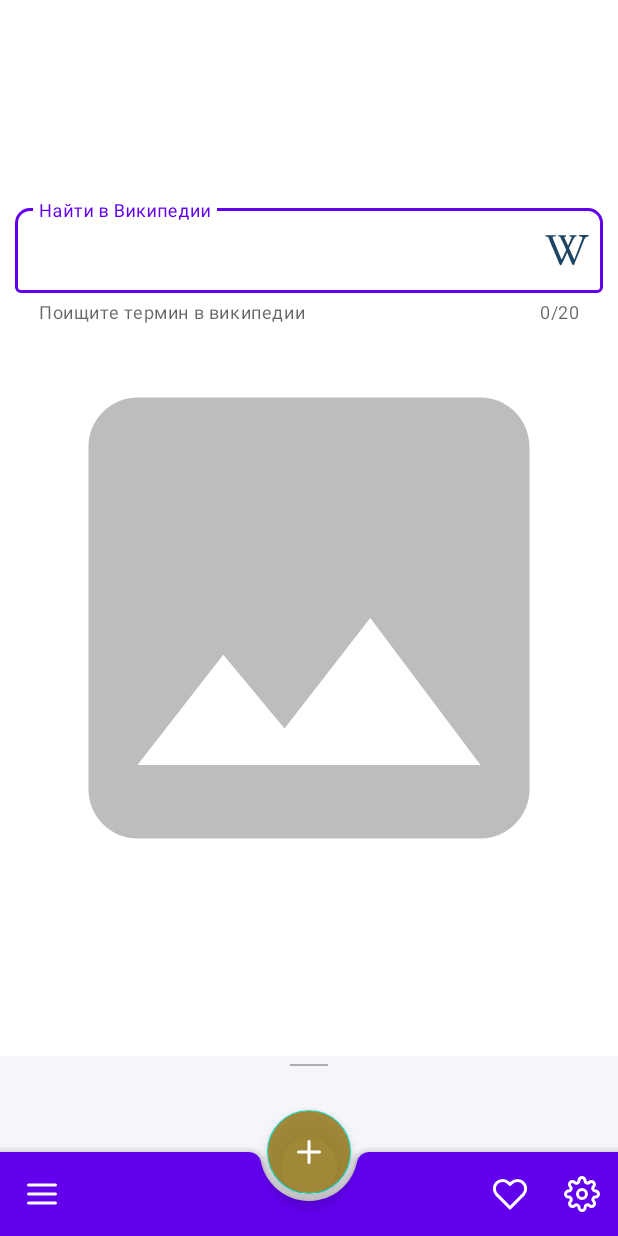
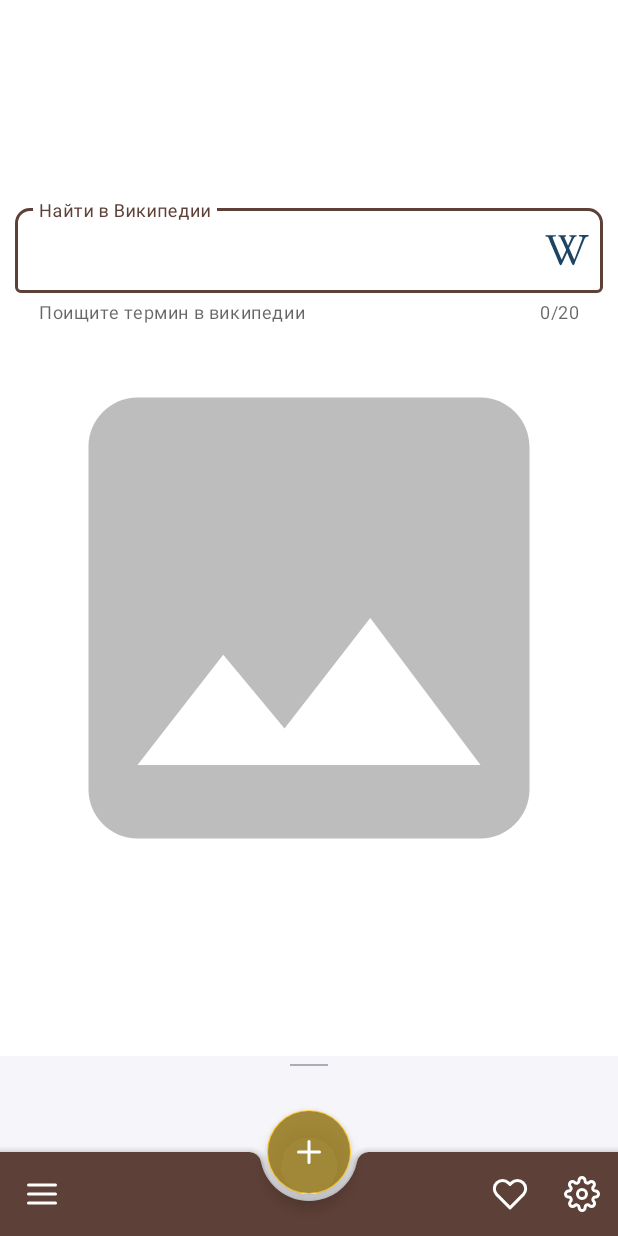
Before and after one commit to vezenye44/MyMaterialYouProject, an Android app: the screen it shows after launch (MainActivity), on a phone screen of 412 x 824 dp. Run offline under Robolectric (Android 15) with nearby library versions, the phone set to English and light mode, and no system bars; pictures from the network do not load.

Commit message:
Рефакторинг написанного кода.

```diff
--- a/app/src/main/AndroidManifest.xml
+++ b/app/src/main/AndroidManifest.xml
@@ -10,7 +10,7 @@
             android:label="@string/app_name"
             android:roundIcon="@mipmap/ic_launcher_round"
             android:supportsRtl="true"
-            android:theme="@style/Theme.MyMaterialProject">
+            android:theme="@style/MyAppCustomTheme">
         <activity
                 android:name=".ui.MainActivity"
                 android:exported="true">
--- /dev/null
+++ b/app/src/main/java/ru/geekbrains/mymaterialproject/retrofit/PictureOfTheDayRetrofit.kt
@@ -0,0 +1,4 @@
+package ru.geekbrains.mymaterialproject.retrofit
+
+interface PictureOfTheDayRetrofit {
+}
--- a/app/src/main/java/ru/geekbrains/mymaterialproject/retrofit/PictureOfTheDayRetrofitImpl.kt
+++ b/app/src/main/java/ru/geekbrains/mymaterialproject/retrofit/PictureOfTheDayRetrofitImpl.kt
@@ -8,7 +8,7 @@ import retrofit2.Retrofit
 import retrofit2.converter.gson.GsonConverterFactory
 import java.io.IOException
 
-class PictureOfTheDayRetrofitImpl {
+class PictureOfTheDayRetrofitImpl : PictureOfTheDayRetrofit {
 
     private val baseUrl = "https://api.nasa.gov/"
 
--- a/app/src/main/java/ru/geekbrains/mymaterialproject/ui/MainActivity.kt
+++ b/app/src/main/java/ru/geekbrains/mymaterialproject/ui/MainActivity.kt
@@ -4,7 +4,7 @@ import androidx.appcompat.app.AppCompatActivity
 import android.os.Bundle
 import ru.geekbrains.mymaterialproject.R
 import ru.geekbrains.mymaterialproject.databinding.MainActivityBinding
-import ru.geekbrains.mymaterialproject.ui.main.PictureOfTheDayFragment
+import ru.geekbrains.mymaterialproject.ui.pictureOfTheDay.PictureOfTheDayFragment
 
 class MainActivity : AppCompatActivity() {
 
--- a/app/src/main/java/ru/geekbrains/mymaterialproject/ui/main/BottomNavigationDrawerFragment.kt
+++ b/app/src/main/java/ru/geekbrains/mymaterialproject/ui/pictureOfTheDay/BottomNavigationDrawerFragment.kt
@@ -1,4 +1,4 @@
-package ru.geekbrains.mymaterialproject.ui.main
+package ru.geekbrains.mymaterialproject.ui.pictureOfTheDay
 
 import android.os.Bundle
 import android.view.LayoutInflater
--- a/app/src/main/java/ru/geekbrains/mymaterialproject/ui/main/PictureOfTheDayFragment.kt
+++ b/app/src/main/java/ru/geekbrains/mymaterialproject/ui/pictureOfTheDay/PictureOfTheDayFragment.kt
@@ -1,4 +1,4 @@
-package ru.geekbrains.mymaterialproject.ui.main
+package ru.geekbrains.mymaterialproject.ui.pictureOfTheDay
 
 import android.content.Intent
 import android.net.Uri
@@ -17,6 +17,7 @@ import ru.geekbrains.mymaterialproject.R
 import ru.geekbrains.mymaterialproject.data.PictureOfTheDayData
 import ru.geekbrains.mymaterialproject.databinding.FragmentPictureOfTheDayBinding
 import ru.geekbrains.mymaterialproject.ui.MainActivity
+import ru.geekbrains.mymaterialproject.viewmodel.pictureOfTheDay.PictureOfTheDayViewModel
 
 class PictureOfTheDayFragment : Fragment() {
 
--- a/app/src/main/java/ru/geekbrains/mymaterialproject/ui/main/PictureOfTheDayViewModel.kt
+++ b/app/src/main/java/ru/geekbrains/mymaterialproject/viewmodel/pictureOfTheDay/PictureOfTheDayViewModel.kt
@@ -1,4 +1,4 @@
-package ru.geekbrains.mymaterialproject.ui.main
+package ru.geekbrains.mymaterialproject.viewmodel.pictureOfTheDay
 
 import androidx.lifecycle.LiveData
 import androidx.lifecycle.MutableLiveData
@@ -9,11 +9,12 @@ import retrofit2.Response
 import ru.geekbrains.mymaterialproject.BuildConfig
 import ru.geekbrains.mymaterialproject.data.PictureOfTheDayDTO
 import ru.geekbrains.mymaterialproject.data.PictureOfTheDayData
+import ru.geekbrains.mymaterialproject.retrofit.PictureOfTheDayRetrofit
 import ru.geekbrains.mymaterialproject.retrofit.PictureOfTheDayRetrofitImpl
 
 class PictureOfTheDayViewModel(
     private val liveDataForViewToObserve: MutableLiveData<PictureOfTheDayData> = MutableLiveData(),
-    private val retrofitImpl: PictureOfTheDayRetrofitImpl = PictureOfTheDayRetrofitImpl()
+    private val retrofitImpl: PictureOfTheDayRetrofit = PictureOfTheDayRetrofitImpl()
 ) :
     ViewModel() {
     fun getData(): LiveData<PictureOfTheDayData> {
@@ -27,7 +28,7 @@ class PictureOfTheDayViewModel(
         if (apiKey.isBlank()) {
             PictureOfTheDayData.Error(Throwable("You need API key"))
         } else {
-            retrofitImpl.getRetrofitImpl().getPictureOfTheDay(apiKey)
+            (retrofitImpl as PictureOfTheDayRetrofitImpl).getRetrofitImpl().getPictureOfTheDay(apiKey)
                 .enqueue(object : Callback<PictureOfTheDayDTO> {
                     override fun onResponse(
                         call: Call<PictureOfTheDayDTO>,
--- a/app/src/main/res/layout/fragment_picture_of_the_day.xml
+++ b/app/src/main/res/layout/fragment_picture_of_the_day.xml
@@ -9,7 +9,7 @@
             android:id="@+id/main"
             android:layout_width="match_parent"
             android:layout_height="match_parent"
-            tools:context=".ui.main.PictureOfTheDayFragment"
+            tools:context=".ui.pictureOfTheDay.PictureOfTheDayFragment"
             android:padding="10dp">
 
         <com.google.android.material.textfield.TextInputLayout
@@ -56,6 +56,8 @@
             android:layout_width="match_parent"
             android:layout_height="wrap_content"
             android:layout_gravity="bottom"
+            app:hideOnScroll="true"
+            app:layout_scrollFlags="scroll|enterAlways"
             app:backgroundTint="?attr/colorPrimary"
             app:fabAlignmentMode="center"
             app:navigationIcon="@drawable/ic_hamburger_menu_bottom_bar" />
--- a/app/src/main/res/values-night/themes.xml
+++ /dev/null
@@ -1,16 +0,0 @@
-<resources xmlns:tools="http://schemas.android.com/tools">
-    <!-- Base application theme. -->
-    <style name="Theme.MyMaterialProject" parent="Theme.MaterialComponents.DayNight.DarkActionBar">
-        <!-- Primary brand color. -->
-        <item name="colorPrimary">@color/purple_200</item>
-        <item name="colorPrimaryVariant">@color/purple_700</item>
-        <item name="colorOnPrimary">@color/black</item>
-        <!-- Secondary brand color. -->
-        <item name="colorSecondary">@color/teal_200</item>
-        <item name="colorSecondaryVariant">@color/teal_200</item>
-        <item name="colorOnSecondary">@color/black</item>
-        <!-- Status bar color. -->
-        <item name="android:statusBarColor" tools:targetApi="l">?attr/colorPrimaryVariant</item>
-        <!-- Customize your theme here. -->
-    </style>
-</resources>
--- a/app/src/main/res/values/themes.xml
+++ b/app/src/main/res/values/themes.xml
@@ -13,4 +13,15 @@
         <item name="android:statusBarColor" tools:targetApi="l">?attr/colorPrimaryVariant</item>
         <!-- Customize your theme here. -->
     </style>
+
+    <style name="MyAppCustomTheme" parent="Theme.MyMaterialProject">
+        <!-- Primary and Secondary brand color. -->
+        <item name="colorPrimary">#5d4037</item>
+        <item name="colorPrimaryVariant">#3e2723</item>
+        <item name="colorOnPrimary">@color/white</item>
+        <item name="colorSecondary">#ffca28</item>
+        <item name="colorSecondaryVariant">#ffc107</item>
+        <item name="colorOnSecondary">@color/black</item>
+
+    </style>
 </resources>
```
